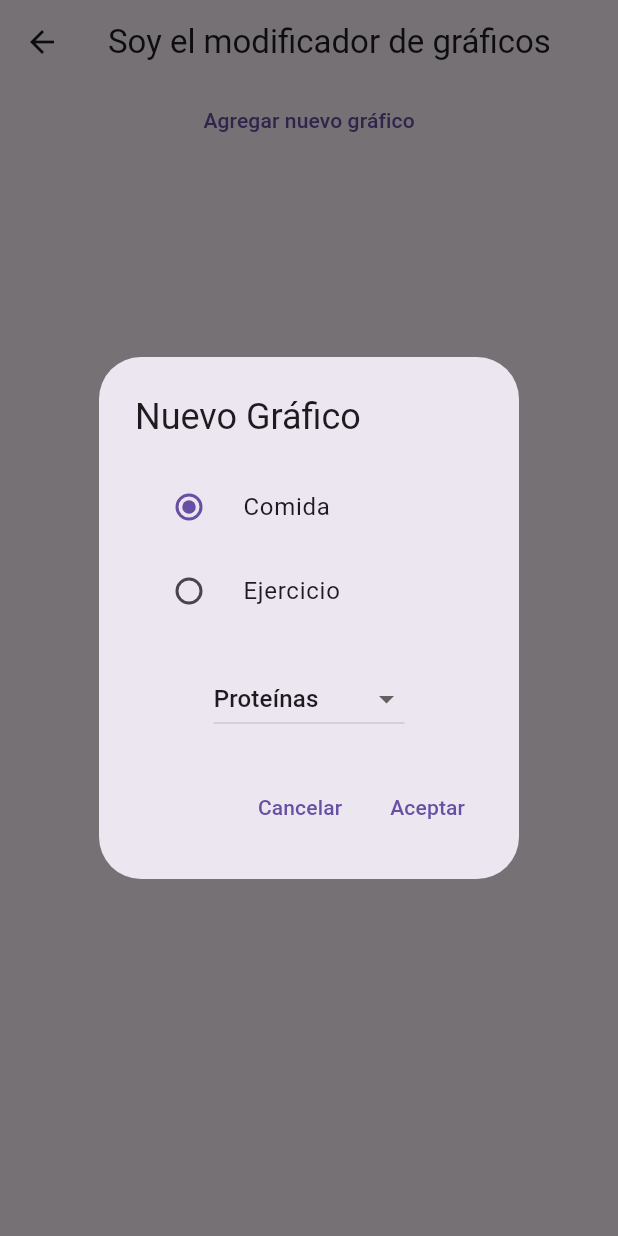
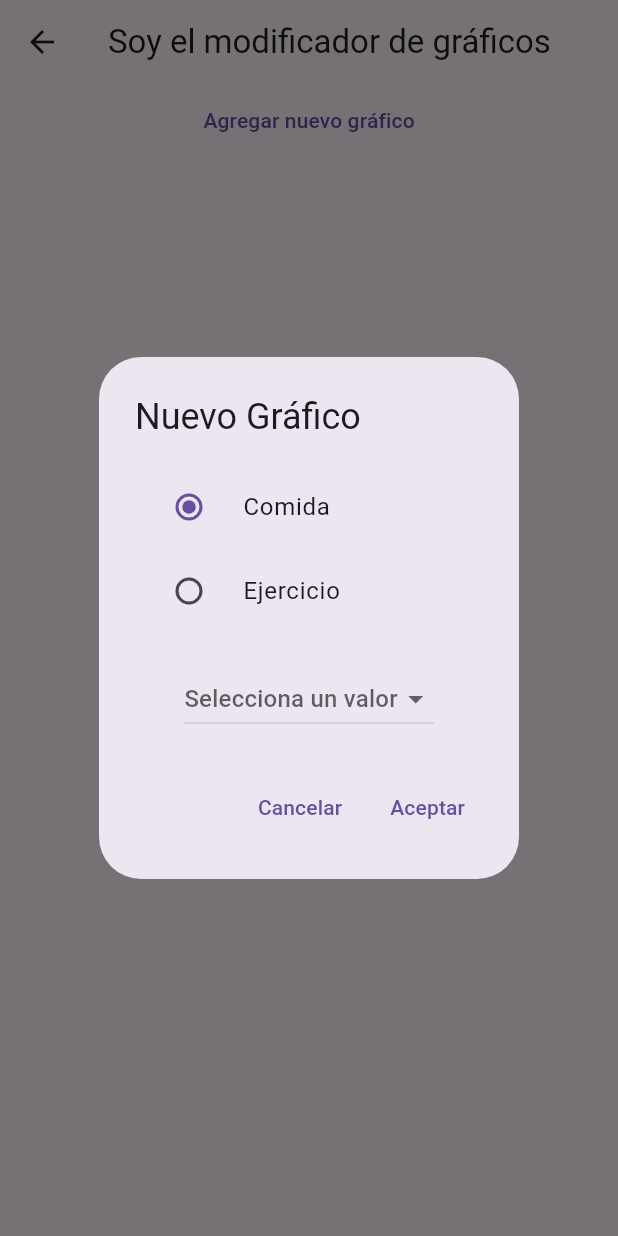
Before and after one commit to AntonellaDalPoggetto/TP3-FitTracker, a Flutter app: the GraphicsModifierScreen screen opened by its route, after a tap on "Agregar nuevo gráfico", on a phone screen of 412 x 824 dp. Run offline on Flutter 3.47's test engine with Material 3 defaults, Android fonts, the phone set to English and light mode, and no system bars; our stand-ins replace firebase_core, fl_chart, flutter_riverpod, go_router; accounts and stored records are empty.

Commit message:
modificado el dialog de graphics modifier screen

```diff
--- a/lib/presentation/screens/graphics_modifier_screen.dart
+++ b/lib/presentation/screens/graphics_modifier_screen.dart
@@ -1,5 +1,4 @@
 import 'package:fittracker/presentation/screens/bar_chart_example.dart';
-import 'package:fl_chart/fl_chart.dart';
 import 'package:flutter/material.dart';
 import 'package:flutter_riverpod/flutter_riverpod.dart';
 import 'package:go_router/go_router.dart';
@@ -40,14 +39,10 @@ class _BodyView extends ConsumerStatefulWidget {
 class _BodyViewState extends ConsumerState<_BodyView> {
   final List<Widget> _charts = []; // Lista para almacenar los gráficos
   String _selectedOption = 'Comida'; // Opción seleccionada por defecto
-  String _selectedDropdownOption =
-      'Proteínas'; // Opción seleccionada en el menú desplegable
-  List<String> _dropdownOptions = [
-    'Proteínas',
-    'Carbohidratos',
-    'Calorías'
-  ]; // Opciones para el menú desplegable
+  String? _selectedDropdownOption; // Opción seleccionada por defecto en el menú desplegable
   String? _selectedExercise; // Para almacenar el ejercicio seleccionado
+
+  final List<String> _comidaOptions = ['Proteínas', 'Carbohidratos', 'Calorías']; // Opciones para comida
 
   // Función para agregar un gráfico basado en la opción seleccionada
   void _addChart() {
@@ -55,7 +50,9 @@ class _BodyViewState extends ConsumerState<_BodyView> {
       setState(() {
         _charts.add(
           CollapsibleChartWidget(
-            name: '$_selectedDropdownOption para $_selectedOption',
+            name: _selectedOption == 'Ejercicio' && _selectedExercise != null
+                ? 'Ejercicio: $_selectedExercise'
+                : 'Comida: $_selectedDropdownOption',
           ),
         );
       });
@@ -64,7 +61,7 @@ class _BodyViewState extends ConsumerState<_BodyView> {
     }
   }
 
-  // Función para mostrar el diálogo de selección con un menú desplegable
+  // Función para mostrar el diálogo de selección
   void _showOptionDialog(BuildContext context) {
     final exerciseList = ref.watch(
         exerciseListProvider); // Obtener la lista de ejercicios desde el provider
@@ -87,15 +84,8 @@ class _BodyViewState extends ConsumerState<_BodyView> {
                     onChanged: (String? value) {
                       setState(() {
                         _selectedOption = value!;
-                        _selectedDropdownOption =
-                            'Proteínas'; // Resetear la opción del dropdown
-                        _dropdownOptions = [
-                          'Proteínas',
-                          'Carbohidratos',
-                          'Calorías'
-                        ]; // Actualizar opciones
-                        _selectedExercise =
-                            null; // Resetear ejercicio seleccionado
+                        _selectedExercise = null; // Resetear ejercicio seleccionado
+                        _selectedDropdownOption = null; // Mostrar placeholder
                       });
                     },
                   ),
@@ -106,30 +96,18 @@ class _BodyViewState extends ConsumerState<_BodyView> {
                     onChanged: (String? value) {
                       setState(() {
                         _selectedOption = value!;
-                        _selectedDropdownOption =
-                            'Series'; // Resetear la opción del dropdown
-                        _dropdownOptions = [
-                          'Series',
-                          'Repeticiones',
-                          'Peso'
-                        ]; // Actualizar opciones
-                        _selectedExercise =
-                            null; // Resetear ejercicio seleccionado
+                        _selectedExercise = null; // Resetear ejercicio seleccionado
                       });
                     },
                   ),
                   const SizedBox(height: 20),
-                  // Verificar si hay ejercicios en el provider
-                  if (_selectedOption == 'Ejercicio' &&
-                      exerciseList.isEmpty) ...[
-                    const Text(
-                        "No hay ejercicios cargados hasta el momento, agregue ejercicios e intente más tarde."),
-                    const SizedBox(height: 10),
-                  ] else if (_selectedOption == 'Ejercicio') ...[
-                    // Menú desplegable que muestra opciones dependiendo de la selección anterior
+
+                  // Mostrar dropdown solo para la opción "Comida"
+                  if (_selectedOption == 'Comida')
                     DropdownButton<String>(
                       value: _selectedDropdownOption,
-                      items: _dropdownOptions.map((String option) {
+                      hint: const Text('Selecciona un valor'),
+                      items: _comidaOptions.map((String option) {
                         return DropdownMenuItem<String>(
                           value: option,
                           child: Text(option),
@@ -141,8 +119,13 @@ class _BodyViewState extends ConsumerState<_BodyView> {
                         });
                       },
                     ),
-                    const SizedBox(height: 20),
-                    // Nuevo menú desplegable con nombres de ejercicios
+
+                  if (_selectedOption == 'Ejercicio' && exerciseList.isEmpty) ...[
+                    const Text(
+                        "No hay ejercicios cargados hasta el momento, agregue ejercicios e intente más tarde."),
+                    const SizedBox(height: 10),
+                  ] else if (_selectedOption == 'Ejercicio') ...[
+                    // Menú desplegable con nombres de ejercicios
                     DropdownButton<String>(
                       value: _selectedExercise,
                       hint: const Text('Selecciona un ejercicio'),
@@ -161,22 +144,6 @@ class _BodyViewState extends ConsumerState<_BodyView> {
                         });
                       },
                     ),
-                  ] else if (_selectedOption == 'Comida') ...[
-                    // Menú desplegable que muestra opciones de comida
-                    DropdownButton<String>(
-                      value: _selectedDropdownOption,
-                      items: _dropdownOptions.map((String option) {
-                        return DropdownMenuItem<String>(
-                          value: option,
-                          child: Text(option),
-                        );
-                      }).toList(),
-                      onChanged: (String? newValue) {
-                        setState(() {
-                          _selectedDropdownOption = newValue!;
-                        });
-                      },
-                    ),
                   ],
                 ],
               ),
@@ -192,8 +159,8 @@ class _BodyViewState extends ConsumerState<_BodyView> {
                   child: const Text('Aceptar'),
                   onPressed: () {
                     if (_selectedOption == 'Ejercicio' &&
-                        exerciseList.isEmpty) {
-                      // No permitir agregar el gráfico si no hay ejercicios
+                        (exerciseList.isEmpty || _selectedExercise == null)) {
+                      // No permitir agregar el gráfico si no hay ejercicios o no se selecciona uno
                       Navigator.of(context).pop(); // Cerrar el diálogo
                       return;
                     }
```
Also changed, not shown: lib/main.dart (+4 -4 lines).
